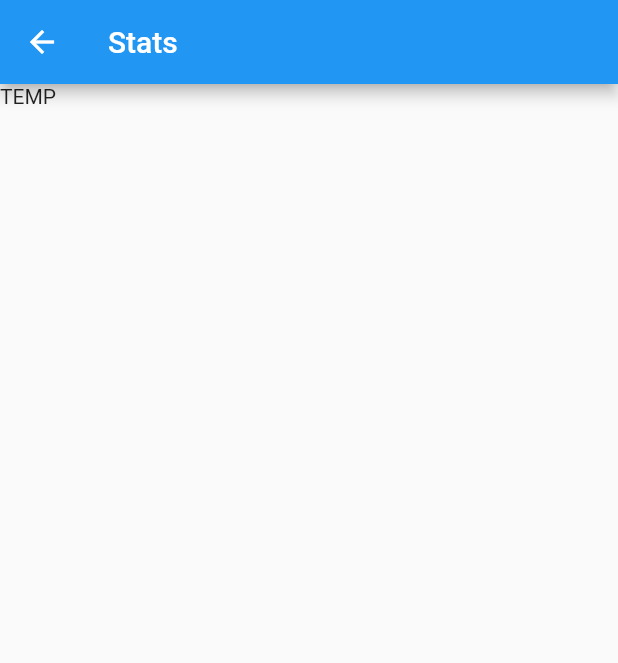
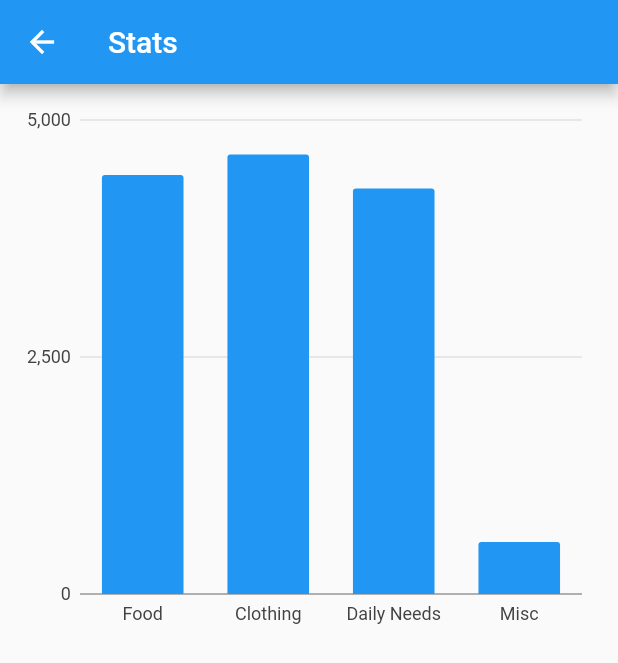
Before and after one commit to pranjal0207/personal_finance_management_app, a Flutter app: the screen it shows after launch, item 3 of the bottom bar chosen, on a phone screen of 412 x 824 dp. Shown: the top 663 px of the screen. Run offline on Flutter 3.47's test engine with Material 2 defaults, Android fonts, the phone set to English and light mode, and no system bars; our stand-ins replace charts_flutter, flutter_bloc, sqflite; accounts and stored records are empty.

Commit message:
Stats page updated

```diff
--- a/lib/stats.dart
+++ b/lib/stats.dart
@@ -1,11 +1,6 @@
-import 'package:personal_finance_management_app/events/set_filter.dart';
-import 'Utils/DBHelper.dart';
-import 'Utils/transaction.dart';
-import 'package:personal_finance_management_app/events/delete_transactions.dart';
 import 'package:flutter/material.dart';
-import 'package:flutter_bloc/flutter_bloc.dart';
-import 'bloc/transaction_bloc.dart';
-import 'package:intl/intl.dart';
+import 'package:charts_flutter/flutter.dart' as charts;
+import 'dart:math';
 
 class Stats extends StatefulWidget {
   const Stats({Key key}) : super(key: key);
@@ -15,16 +10,103 @@ class Stats extends StatefulWidget {
 }
 
 class StatState extends State<Stats> {
+    List<charts.Series> seriesList;
 
+  static List<charts.Series<Stat, String>> _createRandomData() {
+    final random = Random();
+
+    final desktopStatData = [
+      Stat('Food', random.nextInt(5000)),
+      Stat('Clothing', random.nextInt(5000)),
+      Stat('Daily Needs', random.nextInt(5000)),
+      Stat('Misc', random.nextInt(5000)),
+    ];
+
+    /*final tabletStatData = [
+      Stat('2015', random.nextInt(100)),
+      Stat('2016', random.nextInt(100)),
+      Stat('2017', random.nextInt(100)),
+      Stat('2018', random.nextInt(100)),
+      Stat('2019', random.nextInt(100)),
+    ];
+
+    final mobileStatData = [
+      Stat('2015', random.nextInt(100)),
+      Stat('2016', random.nextInt(100)),
+      Stat('2017', random.nextInt(100)),
+      Stat('2018', random.nextInt(100)),
+      Stat('2019', random.nextInt(100)),
+    ];*/
+
+    return [
+      charts.Series<Stat, String>(
+        id: 'Stat',
+        domainFn: (Stat amount, _) => amount.category,
+        measureFn: (Stat amount, _) => amount.amount,
+        data: desktopStatData,
+        fillColorFn: (Stat amount, _) {
+          return charts.MaterialPalette.blue.shadeDefault;
+        },
+      )/*,
+      charts.Series<Stat, String>(
+        id: 'Stat',
+        domainFn: (Stat amount, _) => amount.category,
+        measureFn: (Stat amount, _) => amount.amount,
+        data: tabletStatData,
+        fillColorFn: (Stat amount, _) {
+          return charts.MaterialPalette.green.shadeDefault;
+        },
+      ),
+      charts.Series<Stat, String>(
+        id: 'Stat',
+        domainFn: (Stat amount, _) => amount.category,
+        measureFn: (Stat amount, _) => amount.amount,
+        data: mobileStatData,
+        fillColorFn: (Stat amount, _) {
+          return charts.MaterialPalette.teal.shadeDefault;
+        },
+      )*/
+    ];
+  }
+
+  barChart() {
+    return charts.BarChart(
+      seriesList,
+      animate: true,
+      vertical: true,
+      /*barGroupingType: charts.BarGroupingType.grouped,
+      defaultRenderer: charts.BarRendererConfig(
+        groupingType: charts.BarGroupingType.grouped,
+        strokeWidthPx: 1.0,
+      ),
+      domainAxis: charts.OrdinalAxisSpec(
+        renderSpec: charts.NoneRenderSpec(),
+      ),*/
+    );
+  }
+
+  @override
+  void initState() {
+    super.initState();
+    seriesList = _createRandomData();
+  }
 
   @override
   Widget build(BuildContext context) {
     print("Building entire filter list scaffold");
     return Scaffold(
-      appBar: AppBar(title : Text("Stats")),
-      body : SafeArea(
-        child: Text("TEMP"),
+      appBar: AppBar(title : Text("Stats"),),
+      body : Container(
+        padding: EdgeInsets.only(top : 10.0, left: 10.0, right :10.0, bottom : 400),
+        child: barChart(),
         ),
-        );
+    );
   }
 }
+
+class Stat {
+  final String category;
+  final int amount;
+
+  Stat(this.category, this.amount);
+}
--- a/lib/transaction_list.dart
+++ b/lib/transaction_list.dart
@@ -9,6 +9,7 @@ import 'package:flutter_bloc/flutter_bloc.dart';
 import 'bloc/transaction_bloc.dart';
 import 'filter.dart';
 import 'stats.dart';
+import 'settings.dart';
 
 class TransactionList extends StatefulWidget {
   const TransactionList({Key key}) : super(key: key);
@@ -219,7 +220,7 @@ class _TransactionListState extends State<TransactionList> {
               Container(
                 child : FlatButton(
                       padding: EdgeInsets.only(top : 20, left : 350),
-                      onPressed : () => showsettingDialog(context) ,
+                      onPressed : () => Navigator.push(context,MaterialPageRoute(builder: (BuildContext context) => Settings())) ,
                       child: Icon(
                           Icons.settings,
                           color : Colors.white,
@@ -380,14 +381,12 @@ class _TransactionListState extends State<TransactionList> {
               }
               if (selectedIndex == 2)
                 Navigator.push(context,MaterialPageRoute(builder: (BuildContext context) => Stats()));
-
               if (selectedIndex == 3)
                 Navigator.push(context,MaterialPageRoute(builder: (BuildContext context) => Filter()));
               if (selectedIndex == 0){
                   _calcTotal();
                   //initState();
               }
-
             });
           }
       ),
--- a/pubspec.yaml
+++ b/pubspec.yaml
@@ -24,7 +24,7 @@ dependencies:
 
   flutter:
     sdk: flutter
-
+  charts_flutter: ^0.9.0
 
   # The following adds the Cupertino Icons font to your application.
   # Use with the CupertinoIcons class for iOS style icons.
```
Also changed, not shown: lib/settings.dart (added, +81 -0 lines), lib/transaction_form.dart (+25 -2 lines), pubspec.lock.
